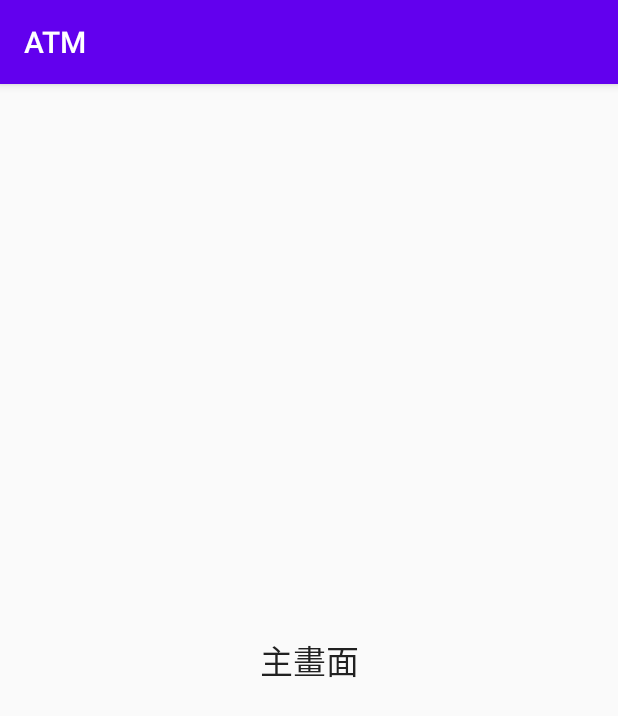
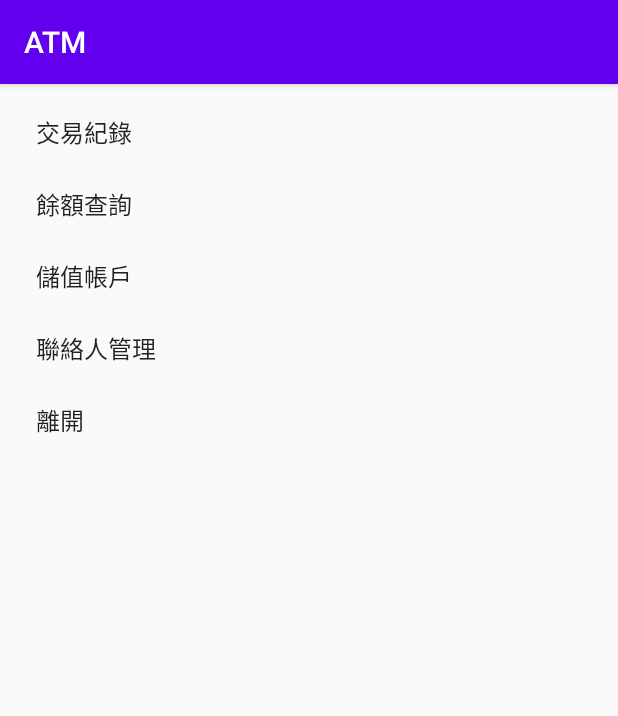
Before and after one commit to chengte99/ATM, an Android app: the MainActivity screen opened directly, with no data from a screen before it, on a phone screen of 412 x 824 dp. Shown: the top 716 px of the screen. Run offline under Robolectric (Android 15) with nearby library versions, the phone set to English and light mode, and no system bars.

Commit message:
RecycleView

```diff
--- a/app/build.gradle
+++ b/app/build.gradle
@@ -34,4 +34,5 @@ dependencies {
     testImplementation 'junit:junit:4.12'
     androidTestImplementation 'androidx.test.ext:junit:1.1.1'
     androidTestImplementation 'androidx.test.espresso:espresso-core:3.2.0'
+    implementation 'androidx.recyclerview:recyclerview:1.1.0'
 }
--- /dev/null
+++ b/app/src/main/java/com/chengte99/atm/Function.java
@@ -0,0 +1,20 @@
+package com.chengte99.atm;
+
+public class Function {
+    String name;
+
+    public Function() {
+    }
+
+    public Function(String name) {
+        this.name = name;
+    }
+
+    public String getName() {
+        return name;
+    }
+
+    public void setName(String name) {
+        this.name = name;
+    }
+}
--- /dev/null
+++ b/app/src/main/java/com/chengte99/atm/FunctionAdapter.java
@@ -0,0 +1,45 @@
+package com.chengte99.atm;
+
+import android.content.Context;
+import android.view.LayoutInflater;
+import android.view.View;
+import android.view.ViewGroup;
+import android.widget.TextView;
+
+import androidx.annotation.NonNull;
+import androidx.recyclerview.widget.RecyclerView;
+
+public class FunctionAdapter extends RecyclerView.Adapter<FunctionAdapter.FunctionViewHolder> {
+    private final String[] functions;
+    Context context;
+
+    public FunctionAdapter(Context context) {
+        this.context = context;
+        functions = context.getResources().getStringArray(R.array.functions);
+    }
+
+    @NonNull
+    @Override
+    public FunctionViewHolder onCreateViewHolder(@NonNull ViewGroup parent, int viewType) {
+        View view = LayoutInflater.from(context).inflate(android.R.layout.simple_list_item_1, parent, false);
+        return new FunctionViewHolder(view);
+    }
+
+    @Override
+    public void onBindViewHolder(@NonNull FunctionViewHolder holder, int position) {
+        holder.nameText.setText(functions[position]);
+    }
+
+    @Override
+    public int getItemCount() {
+        return functions.length;
+    }
+
+    public class FunctionViewHolder extends RecyclerView.ViewHolder {
+        TextView nameText;
+        public FunctionViewHolder(@NonNull View itemView) {
+            super(itemView);
+            nameText = itemView.findViewById(android.R.id.text1);
+        }
+    }
+}
--- a/app/src/main/java/com/chengte99/atm/MainActivity.java
+++ b/app/src/main/java/com/chengte99/atm/MainActivity.java
@@ -2,13 +2,18 @@ package com.chengte99.atm;
 
 import androidx.annotation.Nullable;
 import androidx.appcompat.app.AppCompatActivity;
+import androidx.recyclerview.widget.LinearLayoutManager;
+import androidx.recyclerview.widget.RecyclerView;
 
 import android.content.Intent;
 import android.os.Bundle;
+import android.util.Log;
 
 public class MainActivity extends AppCompatActivity {
     private static final int REQUEST_CODE = 100;
+    private static final String TAG = MainActivity.class.getSimpleName();
     private boolean logon = false;
+    String[] functions = null;
 
     @Override
     protected void onCreate(Bundle savedInstanceState) {
@@ -20,6 +25,15 @@ public class MainActivity extends AppCompatActivity {
 
         super.onCreate(savedInstanceState);
         setContentView(R.layout.activity_main);
+
+        RecyclerView recyclerView = findViewById(R.id.recycler);
+        recyclerView.setHasFixedSize(true);
+        recyclerView.setLayoutManager(new LinearLayoutManager(this));
+        //Adapter
+        FunctionAdapter adapter = new FunctionAdapter(this);
+        recyclerView.setAdapter(adapter);
+
+//        Log.d(TAG, "onCreate: " + functions[0]);
     }
 
     @Override
--- a/app/src/main/res/layout/activity_main.xml
+++ b/app/src/main/res/layout/activity_main.xml
@@ -6,14 +6,16 @@
     android:layout_height="match_parent"
     tools:context=".MainActivity">
 
-    <TextView
-        android:layout_width="wrap_content"
-        android:layout_height="wrap_content"
-        android:text="主畫面"
-        android:textAppearance="@style/TextAppearance.AppCompat.Large"
+    <androidx.recyclerview.widget.RecyclerView
+        android:id="@+id/recycler"
+        android:layout_width="0dp"
+        android:layout_height="0dp"
+        android:layout_marginStart="8dp"
+        android:layout_marginTop="8dp"
+        android:layout_marginEnd="8dp"
+        android:layout_marginBottom="8dp"
         app:layout_constraintBottom_toBottomOf="parent"
-        app:layout_constraintLeft_toLeftOf="parent"
-        app:layout_constraintRight_toRightOf="parent"
+        app:layout_constraintEnd_toEndOf="parent"
+        app:layout_constraintStart_toStartOf="parent"
         app:layout_constraintTop_toTopOf="parent" />
-
 </androidx.constraintlayout.widget.ConstraintLayout>
--- /dev/null
+++ b/app/src/main/res/values/arrays.xml
@@ -0,0 +1,10 @@
+<?xml version="1.0" encoding="utf-8"?>
+<resources>
+    <string-array name="functions">
+        <item>交易紀錄</item>
+        <item>餘額查詢</item>
+        <item>儲值帳戶</item>
+        <item>聯絡人管理</item>
+        <item>離開</item>
+    </string-array>
+</resources>
```
